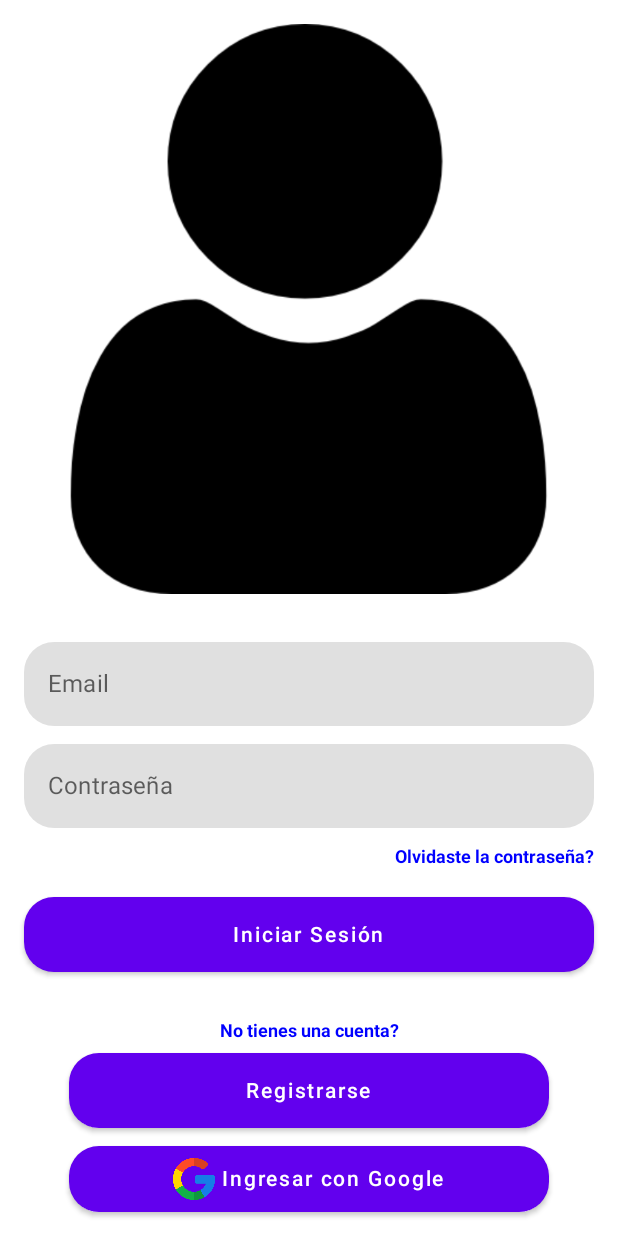
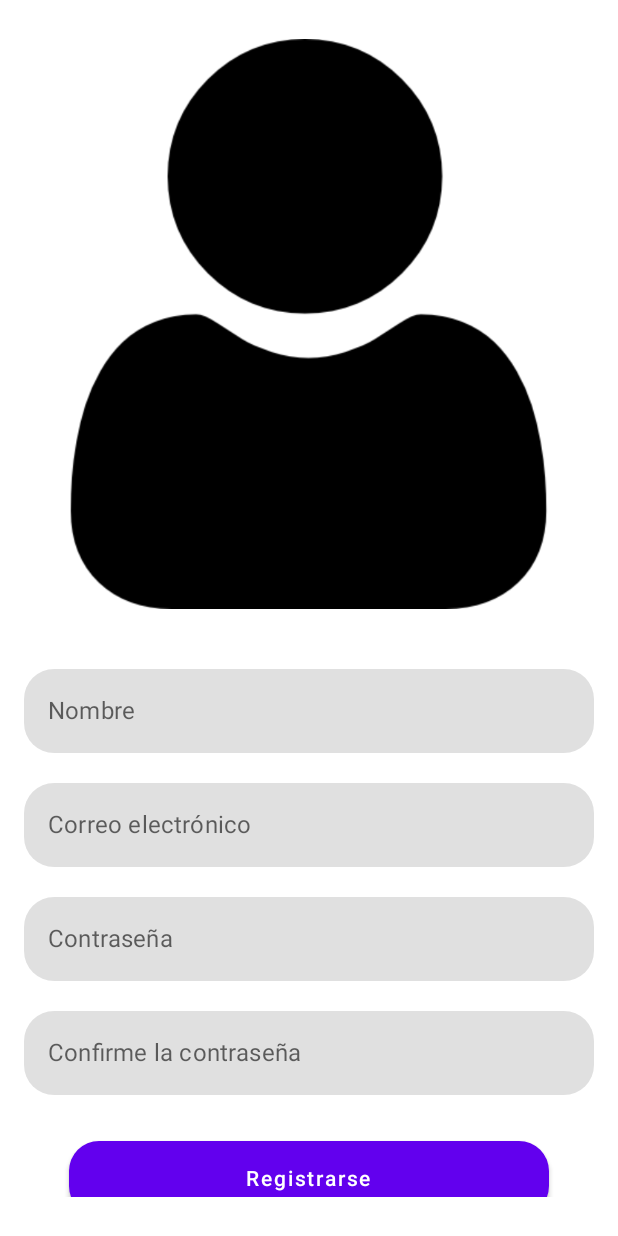
Before and after one commit to ivanAmarilla1/Accesible_App, an Android app built with Jetpack Compose: the screen it shows after launch (MainActivity), after a tap on "Registrarse", on a phone screen of 412 x 824 dp. Run offline under Robolectric (Android 15) with nearby library versions, the phone set to English and light mode, and no system bars; our stand-ins replace Dagger/Hilt's generated code, Firebase (no records; nobody signed in at launch, a user with empty details on screens opened directly), livedata-compose.

Commit message:
Sign up view

```diff
--- a/app/src/main/java/com/blessingsoftware/accesibleapp/usecases/authentication/AuthViewModel.kt
+++ b/app/src/main/java/com/blessingsoftware/accesibleapp/usecases/authentication/AuthViewModel.kt
@@ -76,6 +76,9 @@ class AuthViewModel @Inject constructor(private val repository: FirebaseAuthRepo
         repository.logOut()
         _loginFlow.value = null
         _signUpFlow.value = null
+        _email.value = ""
+        _password.value = ""
+        _flag.value = false
     }
 
     //funcion de onChange(seria basicamente cada vez que se escribe algo en los campos)
--- a/app/src/main/java/com/blessingsoftware/accesibleapp/usecases/authentication/LoginView.kt
+++ b/app/src/main/java/com/blessingsoftware/accesibleapp/usecases/authentication/LoginView.kt
@@ -6,8 +6,10 @@ import android.widget.Toast
 import androidx.compose.foundation.Image
 import androidx.compose.foundation.clickable
 import androidx.compose.foundation.layout.*
+import androidx.compose.foundation.rememberScrollState
 import androidx.compose.foundation.shape.RoundedCornerShape
 import androidx.compose.foundation.text.KeyboardOptions
+import androidx.compose.foundation.verticalScroll
 import androidx.compose.material.*
 import androidx.compose.runtime.*
 import androidx.compose.runtime.livedata.observeAsState
@@ -38,24 +40,21 @@ fun LoginView(viewModel: AuthViewModel, navController: NavController) {
             .fillMaxSize()
             .padding(16.dp)
     ) {
-        login(Modifier.align(Alignment.Center), viewModel, navController)
+        Login(Modifier.align(Alignment.Center), viewModel, navController)
     }
 
 }
 
 @Composable
-fun login(modifier: Modifier, viewModel: AuthViewModel, navController: NavController) {
+private fun Login(modifier: Modifier, viewModel: AuthViewModel, navController: NavController) {
     //engancha la vista al live data del viewmodel
     val email: String by viewModel.email.observeAsState(initial = "")
     val password: String by viewModel.password.observeAsState(initial = "")
-    //val buttonEnabler: Boolean by viewModel.buttonEnabler.observeAsState(initial = false)
-    //val coroutineScope = rememberCoroutineScope()//variable para ejecutar corrutinas
-    //var email by remember { mutableStateOf("") }
-    //var password by remember { mutableStateOf("") }
-    var loginFlag = viewModel.flag.observeAsState()
+    val loginFlag = viewModel.flag.observeAsState()
     val loginFlow = viewModel.loginFlow.collectAsState()
 
-    Column(modifier = modifier) {
+   // val scrollState = rememberScrollState()
+    Column(modifier = modifier.verticalScroll(rememberScrollState())) {
         HeaderImage(Modifier.align(Alignment.CenterHorizontally))
         Spacer(modifier = Modifier.padding(16.dp))
         EmailField(email) { viewModel.onFieldsChanged(it, password) }
@@ -70,7 +69,7 @@ fun login(modifier: Modifier, viewModel: AuthViewModel, navController: NavContro
         Spacer(modifier = Modifier.padding(16.dp))
         DontHaveAccount(Modifier.align(Alignment.CenterHorizontally))
         Spacer(modifier = Modifier.padding(4.dp))
-        RegisterButton { }
+        RegisterButton { navController.navigate(AppScreens.SignUpView.route) }
         Spacer(modifier = Modifier.padding(6.dp))
         SignUpWithGoogleButton()
     }
@@ -101,7 +100,7 @@ fun login(modifier: Modifier, viewModel: AuthViewModel, navController: NavContro
 }
 
 @Composable
-fun HeaderImage(modifier: Modifier) {
+private fun HeaderImage(modifier: Modifier) {
     Image(
         painterResource(R.drawable.user_ic), contentDescription = "Icono de usuario",
         modifier = modifier
@@ -109,7 +108,7 @@ fun HeaderImage(modifier: Modifier) {
 }
 
 @Composable
-fun EmailField(email: String, onTextFieldChanged: (String) -> Unit) {
+private fun EmailField(email: String, onTextFieldChanged: (String) -> Unit) {
     TextField(
         label = { Text(text = "Email") },
         value = email,
@@ -130,7 +129,7 @@ fun EmailField(email: String, onTextFieldChanged: (String) -> Unit) {
 }
 
 @Composable
-fun PasswordField(password: String, onTextFieldChanged: (String) -> Unit) {
+private fun PasswordField(password: String, onTextFieldChanged: (String) -> Unit) {
     TextField(
         label = { Text(text = "Contraseña") },
         value = password,
@@ -153,7 +152,7 @@ fun PasswordField(password: String, onTextFieldChanged: (String) -> Unit) {
 }
 
 @Composable
-fun ForgotPassword(modifier: Modifier) {
+private fun ForgotPassword(modifier: Modifier) {
     Text(
         text = "Olvidaste la contraseña?",
         modifier = modifier.clickable { },
@@ -164,7 +163,7 @@ fun ForgotPassword(modifier: Modifier) {
 }
 
 @Composable
-fun LoginButton(onLoginSelected: () -> Unit) {
+private fun LoginButton(onLoginSelected: () -> Unit) {
     Button(
         onClick = { onLoginSelected() }, modifier = Modifier
             .fillMaxWidth()
@@ -180,7 +179,7 @@ fun LoginButton(onLoginSelected: () -> Unit) {
 }
 
 @Composable
-fun DontHaveAccount(modifier: Modifier) {
+private fun DontHaveAccount(modifier: Modifier) {
     Text(
         modifier = modifier,
         text = "No tienes una cuenta?",
@@ -191,7 +190,7 @@ fun DontHaveAccount(modifier: Modifier) {
 }
 
 @Composable
-fun RegisterButton(registerUser: () -> Unit) {
+private fun RegisterButton(registerUser: () -> Unit) {
     Button(
         onClick = { registerUser() }, modifier = Modifier
             .fillMaxWidth()
@@ -208,7 +207,7 @@ fun RegisterButton(registerUser: () -> Unit) {
 }
 
 @Composable
-fun SignUpWithGoogleButton() {
+private fun SignUpWithGoogleButton() {
     Button(
         onClick = {}, modifier = Modifier
             .fillMaxWidth()
@@ -233,7 +232,7 @@ fun SignUpWithGoogleButton() {
     uiMode = Configuration.UI_MODE_NIGHT_YES,
 )
 @Composable
-fun MainScreenPreview() {
+private fun MainScreenPreview() {
     AccesibleAppTheme {
         // A surface container using the 'background' color from the theme
         Surface(
--- /dev/null
+++ b/app/src/main/java/com/blessingsoftware/accesibleapp/usecases/authentication/SignUpView.kt
@@ -0,0 +1,262 @@
+package com.blessingsoftware.accesibleapp.usecases.authentication
+
+import android.content.res.Configuration
+import android.util.Log
+import androidx.activity.compose.BackHandler
+import androidx.compose.foundation.Image
+import androidx.compose.foundation.clickable
+import androidx.compose.foundation.layout.*
+import androidx.compose.foundation.rememberScrollState
+import androidx.compose.foundation.shape.RoundedCornerShape
+import androidx.compose.foundation.text.KeyboardOptions
+import androidx.compose.foundation.verticalScroll
+import androidx.compose.material.*
+import androidx.compose.runtime.Composable
+import androidx.compose.ui.Alignment
+import androidx.compose.ui.Modifier
+import androidx.compose.ui.graphics.Color
+import androidx.compose.ui.res.painterResource
+import androidx.compose.ui.text.input.KeyboardType
+import androidx.compose.ui.text.input.PasswordVisualTransformation
+import androidx.compose.ui.tooling.preview.Preview
+import androidx.compose.ui.unit.dp
+import androidx.compose.ui.unit.sp
+import androidx.navigation.NavController
+import androidx.navigation.compose.rememberNavController
+import com.blessingsoftware.accesibleapp.R
+import com.blessingsoftware.accesibleapp.ui.theme.AccesibleAppTheme
+import com.blessingsoftware.accesibleapp.usecases.navigation.AppScreens
+
+@Composable
+fun SignUpView(viewModel: AuthViewModel?, navController: NavController) {
+    Box(
+        Modifier
+            .fillMaxSize()
+            .padding(16.dp)
+    ) {
+        SignUp(Modifier.padding(0.dp, 10.dp), viewModel, navController)
+    }
+    SignUpBackHandler(navController)
+}
+
+@Composable
+private fun SignUp(modifier: Modifier, viewModel: AuthViewModel?, navController: NavController) {
+    //val scrollState = rememberScrollState()
+    Column(modifier.verticalScroll(rememberScrollState())) {
+        SignUpHeader(Modifier.align(Alignment.CenterHorizontally))
+        Spacer(modifier = Modifier.padding(20.dp))
+        SignUpNameField("")
+        Spacer(modifier = Modifier.padding(10.dp))
+        SignUpEmailField("")
+        Spacer(modifier = Modifier.padding(10.dp))
+        SignUpPasswordField("")
+        Spacer(modifier = Modifier.padding(10.dp))
+        SignUpConfirmPasswordField("")
+        Spacer(modifier = Modifier.padding(15.dp))
+        SignUpButton()
+        Spacer(modifier = Modifier.padding(7.dp))
+        AlreadyHaveAnAccount(Modifier.align(Alignment.CenterHorizontally))
+        Spacer(modifier = Modifier.padding(5.dp))
+        OrDivider()
+        Spacer(modifier = Modifier.padding(7.dp))
+        SignUpWithGoogleButton()
+    }
+}
+
+@Composable
+private fun SignUpHeader(modifier: Modifier) {
+    Image(
+        painterResource(R.drawable.user_ic), contentDescription = "Icono de usuario",
+        modifier = modifier
+    )
+}
+
+@Composable
+private fun SignUpNameField(name: String /*onTextFieldChanged: (String) -> Unit*/) {
+    TextField(
+        //label = { Text(text = "Nombre") },
+        placeholder = { Text(text = "Nombre") },
+        value = name,
+        onValueChange = { /*onTextFieldChanged(it)*/ },
+        shape = RoundedCornerShape(20.dp),
+        modifier = Modifier.fillMaxWidth(),
+        keyboardOptions = KeyboardOptions(keyboardType = KeyboardType.Email),
+        singleLine = true,
+        maxLines = 1,
+        colors = TextFieldDefaults.textFieldColors(
+            //TODO Aplicar tema de colores de material design
+            textColor = MaterialTheme.colors.primary,
+            //backgroundColor = Color(0xFFEEECEC),
+            focusedIndicatorColor = Color.Transparent,
+            unfocusedIndicatorColor = Color.Transparent
+        )
+    )
+}
+
+@Composable
+private fun SignUpEmailField(email: String /*onTextFieldChanged: (String) -> Unit*/) {
+    TextField(
+        //label = { Text(text = "Correo electrónico") },
+        placeholder = { Text(text = "Correo electrónico") },
+        value = email,
+        onValueChange = { /*onTextFieldChanged(it)*/ },
+        shape = RoundedCornerShape(20.dp),
+        modifier = Modifier.fillMaxWidth(),
+        keyboardOptions = KeyboardOptions(keyboardType = KeyboardType.Email),
+        singleLine = true,
+        maxLines = 1,
+        colors = TextFieldDefaults.textFieldColors(
+            //TODO Aplicar tema de colores de material design
+            textColor = MaterialTheme.colors.primary,
+            //backgroundColor = Color(0xFFEEECEC),
+            focusedIndicatorColor = Color.Transparent,
+            unfocusedIndicatorColor = Color.Transparent
+        )
+    )
+}
+
+@Composable
+private fun SignUpPasswordField(password: String /*onTextFieldChanged: (String) -> Unit*/) {
+    TextField(
+        //label = { Text(text = "Contraseña") },
+        placeholder = { Text(text = "Contraseña") },
+        value = password,
+        onValueChange = { /*onTextFieldChanged(it)*/ },
+        shape = RoundedCornerShape(20.dp),
+        modifier = Modifier.fillMaxWidth(),
+        keyboardOptions = KeyboardOptions(keyboardType = KeyboardType.Password),
+        singleLine = true,
+        maxLines = 1,
+        visualTransformation = PasswordVisualTransformation(),
+        colors = TextFieldDefaults.textFieldColors(
+            //TODO Aplicar tema de colores de material design
+            textColor = MaterialTheme.colors.primary,
+            //backgroundColor = Color(0xFFEEECEC),
+            focusedIndicatorColor = Color.Transparent,
+            unfocusedIndicatorColor = Color.Transparent
+        )
+
+    )
+}
+
+@Composable
+private fun SignUpConfirmPasswordField(confirmPassword: String /*onTextFieldChanged: (String) -> Unit*/) {
+    TextField(
+        //label = { Text(text = "Confirme la contraseña") },
+        placeholder = { Text(text = "Confirme la contraseña") },
+        value = confirmPassword,
+        onValueChange = { /*onTextFieldChanged(it)*/ },
+        shape = RoundedCornerShape(20.dp),
+        modifier = Modifier.fillMaxWidth(),
+        keyboardOptions = KeyboardOptions(keyboardType = KeyboardType.Password),
+        singleLine = true,
+        maxLines = 1,
+        visualTransformation = PasswordVisualTransformation(),
+        colors = TextFieldDefaults.textFieldColors(
+            //TODO Aplicar tema de colores de material design
+            textColor = MaterialTheme.colors.primary,
+            //backgroundColor = Color(0xFFEEECEC),
+            focusedIndicatorColor = Color.Transparent,
+            unfocusedIndicatorColor = Color.Transparent
+        )
+
+    )
+}
+
+@Composable
+private fun SignUpButton(/*onSignUpSelected: () -> Unit*/) {
+    Button(
+        onClick = { /*onSignUpSelected() */ }, modifier = Modifier
+            .fillMaxWidth()
+            .padding(30.dp, 0.dp, 30.dp, 0.dp)
+            .height(50.dp),
+        shape = RoundedCornerShape(20.dp),
+        colors = ButtonDefaults.buttonColors(
+            backgroundColor = MaterialTheme.colors.primary,
+            disabledBackgroundColor = Color.DarkGray
+        )
+    ) {
+        Text("Registrarse")
+    }
+}
+
+@Composable
+private fun AlreadyHaveAnAccount(modifier: Modifier) {
+    Text(
+        modifier = modifier,
+        text = "Ya tienes una cuenta?",
+        fontSize = 18.sp,
+        //fontWeight = FontWeight.Bold,
+        color = Color.Blue
+    )
+    Text(
+        text = "Inicia sesión aquí",
+        modifier = modifier.clickable { },
+        fontSize = 18.sp,
+        //fontWeight = FontWeight.Bold,
+        color = Color.Blue
+    )
+}
+
+@Composable
+fun OrDivider() {
+    Row(verticalAlignment = Alignment.CenterVertically) {
+        Divider(
+            startIndent = 8.dp, thickness = 1.dp, color = Color.Blue, modifier = Modifier
+                .width(175.dp)
+        )
+        Text("  O")
+        Divider(startIndent = 8.dp, thickness = 1.dp, color = Color.Blue)
+    }
+}
+
+@Composable
+private fun SignUpWithGoogleButton() {
+    Button(
+        onClick = {}, modifier = Modifier
+            .fillMaxWidth()
+            .padding(30.dp, 0.dp, 30.dp, 0.dp)
+            .height(50.dp),
+        shape = RoundedCornerShape(20.dp),
+        colors = ButtonDefaults.buttonColors(
+            backgroundColor = MaterialTheme.colors.primary,
+            disabledBackgroundColor = MaterialTheme.colors.primary
+        )
+    ) {
+        Image(painterResource(R.drawable.google), contentDescription = "icono google")
+        Text(text = " Ingresar con Google")
+    }
+}
+
+@Composable
+private fun SignUpBackHandler(navController: NavController) {
+    BackHandler(enabled = true, onBack = {
+        navController.navigate(AppScreens.LoginView.route) {
+            popUpTo(AppScreens.LoginView.route) { inclusive = true }
+        }
+
+        Log.d("BackHandler","Boton atras")
+    })
+}
+
+
+
+@Preview(showBackground = true, name = "Light mode")
+@Preview(
+    showBackground = true,
+    showSystemUi = true,
+    name = "Dark mode",
+    uiMode = Configuration.UI_MODE_NIGHT_YES,
+)
+@Composable
+fun SignUpScreenPreview() {
+    AccesibleAppTheme {
+        // A surface container using the 'background' color from the theme
+        Surface(
+            modifier = Modifier.fillMaxSize(),
+            color = MaterialTheme.colors.background
+        ) {
+            SignUpView(null, rememberNavController())
+        }
+    }
+}
--- a/app/src/main/java/com/blessingsoftware/accesibleapp/usecases/home/HomeView.kt
+++ b/app/src/main/java/com/blessingsoftware/accesibleapp/usecases/home/HomeView.kt
@@ -1,6 +1,8 @@
 package com.blessingsoftware.accesibleapp.usecases.home
 
+import android.app.Activity
 import android.content.res.Configuration
+import android.util.Log
 import androidx.compose.foundation.layout.*
 import androidx.compose.foundation.shape.RoundedCornerShape
 import androidx.compose.material.*
@@ -8,6 +10,7 @@ import androidx.compose.runtime.Composable
 import androidx.compose.ui.Alignment
 import androidx.compose.ui.Modifier
 import androidx.compose.ui.graphics.Color
+import androidx.compose.ui.platform.LocalContext
 import androidx.compose.ui.tooling.preview.Preview
 import androidx.compose.ui.unit.dp
 import androidx.navigation.NavController
@@ -26,6 +29,18 @@ fun HomeView(viewModel: AuthViewModel?, navController: NavController) {
     ) {
         Home(Modifier.align(Alignment.Center), viewModel, navController)
     }
+
+    //HomeBackHandler()
+}
+
+@Composable
+private fun HomeBackHandler() {
+    val activity = (LocalContext.current as? Activity)
+    androidx.activity.compose.BackHandler(enabled = true, onBack = {
+        activity?.finish()
+
+        Log.d("BackHandler", "Boton atras")
+    })
 }
 
 @Composable
--- a/app/src/main/java/com/blessingsoftware/accesibleapp/usecases/navigation/AppNavigation.kt
+++ b/app/src/main/java/com/blessingsoftware/accesibleapp/usecases/navigation/AppNavigation.kt
@@ -8,6 +8,7 @@ import com.blessingsoftware.accesibleapp.usecases.home.HomeView
 import com.blessingsoftware.accesibleapp.usecases.home.HomeViewModel
 import com.blessingsoftware.accesibleapp.usecases.authentication.LoginView
 import com.blessingsoftware.accesibleapp.usecases.authentication.AuthViewModel
+import com.blessingsoftware.accesibleapp.usecases.authentication.SignUpView
 import com.blessingsoftware.accesibleapp.usecases.splashscreen.SplashScreen
 
 @Composable
@@ -23,6 +24,9 @@ fun AppNavigation(authViewModel: AuthViewModel, homeViewModel: HomeViewModel) {
             //cuando se accede a la ruta de la 1era pantalla, se llama a la funcion FirstScreen pasando como parametro el navController
             LoginView(authViewModel, navController)
         }
+        composable(AppScreens.SignUpView.route) {
+            SignUpView(authViewModel, navController)
+        }
         composable(route = AppScreens.HomeView.route) {
             HomeView(authViewModel, navController)
         //SecondScreen(navController, it.arguments?.getString("text"))//se llama al secondScreen, pasando como argumento el navcontroller y el texto
--- a/app/src/main/java/com/blessingsoftware/accesibleapp/usecases/navigation/AppScreens.kt
+++ b/app/src/main/java/com/blessingsoftware/accesibleapp/usecases/navigation/AppScreens.kt
@@ -4,5 +4,6 @@ sealed class AppScreens(val route: String) {
     //declaracion de las rutas de las pantallas
     object SplashScreen: AppScreens("splash_screen")
     object LoginView: AppScreens("login_view")
+    object SignUpView: AppScreens("signup_view")
     object HomeView: AppScreens("home_view")
 }
--- a/app/src/main/java/com/blessingsoftware/accesibleapp/usecases/splashscreen/SplashScreen.kt
+++ b/app/src/main/java/com/blessingsoftware/accesibleapp/usecases/splashscreen/SplashScreen.kt
@@ -1,11 +1,14 @@
 package com.blessingsoftware.accesibleapp.usecases.splashscreen
 
+import android.content.res.Configuration
 import android.util.Log
 import android.widget.Toast
 import androidx.activity.ComponentActivity
 import androidx.compose.foundation.Image
 import androidx.compose.foundation.layout.*
 import androidx.compose.material.CircularProgressIndicator
+import androidx.compose.material.MaterialTheme
+import androidx.compose.material.Surface
 import androidx.compose.material.Text
 import androidx.compose.runtime.Composable
 import androidx.compose.runtime.LaunchedEffect
@@ -16,11 +19,14 @@ import androidx.compose.ui.Modifier
 import androidx.compose.ui.platform.LocalContext
 import androidx.compose.ui.res.painterResource
 import androidx.compose.ui.text.font.FontWeight
+import androidx.compose.ui.tooling.preview.Preview
 import androidx.compose.ui.unit.dp
 import androidx.compose.ui.unit.sp
 import androidx.navigation.NavController
+import androidx.navigation.compose.rememberNavController
 import com.blessingsoftware.accesibleapp.R
 import com.blessingsoftware.accesibleapp.model.domain.Resource
+import com.blessingsoftware.accesibleapp.ui.theme.AccesibleAppTheme
 import com.blessingsoftware.accesibleapp.usecases.authentication.AuthViewModel
 import com.blessingsoftware.accesibleapp.usecases.navigation.AppScreens
 
@@ -73,3 +79,23 @@ fun Splash() {
         )
     }
 }
+
+@Preview(showBackground = true, name = "Light mode")
+@Preview(
+    showBackground = true,
+    showSystemUi = true,
+    name = "Dark mode",
+    uiMode = Configuration.UI_MODE_NIGHT_YES,
+)
+@Composable
+fun SplashScreenPreview() {
+    AccesibleAppTheme {
+        // A surface container using the 'background' color from the theme
+        Surface(
+            modifier = Modifier.fillMaxSize(),
+            color = MaterialTheme.colors.background
+        ) {
+            SplashScreen(null, rememberNavController())
+        }
+    }
+}
```
